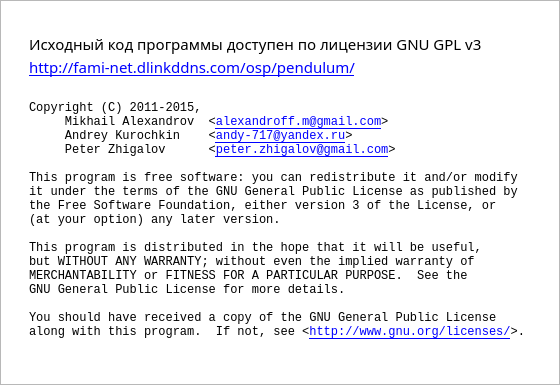
This is src/linux/license.ui in AlienCowEatCake/pendulum as Qt 5 draws it before an edit. The edited form follows.
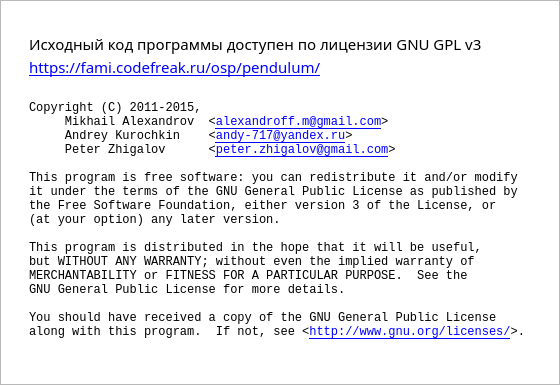
This is the edited form. Icons and pictures are not drawn.

Commit message: Поправил ссылки на проект и убрал скролл-поведение в окне с лицензией

What changed in the file:
```diff
--- a/src/linux/license.ui
+++ b/src/linux/license.ui
@@ -66,7 +66,7 @@
 &lt;td&gt;
 &lt;p style=&quot; margin-top:0px; margin-bottom:0px; margin-left:0px; margin-right:0px; -qt-block-indent:0; text-indent:0px;&quot;&gt;&lt;span style=&quot; font-family:monospace; font-size:9pt;&quot;&gt; &lt;/span&gt;&lt;/p&gt;
 &lt;p style=&quot; margin-top:12px; margin-bottom:0px; margin-left:0px; margin-right:0px; -qt-block-indent:0; text-indent:0px;&quot;&gt;&lt;span style=&quot; font-family:sans-serif;  font-size:11pt;&quot;&gt;Исходный код программы доступен по лицензии GNU GPL v3&lt;/span&gt;&lt;/p&gt;
-&lt;p style=&quot; margin-top:1px; margin-bottom:0px; margin-left:0px; margin-right:0px; -qt-block-indent:0; text-indent:0px;&quot;&gt;&lt;span style=&quot; font-family:sans-serif;  font-size:11pt;&quot;&gt;&lt;a href=&quot;http://fami-net.dlinkddns.com/osp/pendulum/&quot;&gt;http://fami-net.dlinkddns.com/osp/pendulum/&lt;/a&gt;&lt;/span&gt;&lt;/p&gt;
+&lt;p style=&quot; margin-top:1px; margin-bottom:0px; margin-left:0px; margin-right:0px; -qt-block-indent:0; text-indent:0px;&quot;&gt;&lt;span style=&quot; font-family:sans-serif;  font-size:11pt;&quot;&gt;&lt;a href=&quot;https://fami.codefreak.ru/osp/pendulum/&quot;&gt;https://fami.codefreak.ru/osp/pendulum/&lt;/a&gt;&lt;/span&gt;&lt;/p&gt;
 &lt;p style=&quot; margin-top:0px; margin-bottom:0px; margin-left:0px; margin-right:0px; -qt-block-indent:0; text-indent:0px;&quot;&gt;&lt;span style=&quot; font-family:monospace; font-size:9pt;&quot;&gt; &lt;/span&gt;&lt;/p&gt;
 &lt;p style=&quot; margin-top:9px; margin-bottom:0px; margin-left:0px; margin-right:0px; -qt-block-indent:0; text-indent:0px;&quot;&gt;&lt;span style=&quot; font-family:monospace; font-size:9pt;&quot;&gt;Copyright (C) 2011-2015,&lt;/span&gt;&lt;/p&gt;
 &lt;p style=&quot; margin-top:0px; margin-bottom:0px; margin-left:0px; margin-right:0px; -qt-block-indent:0; text-indent:0px;&quot;&gt;&lt;span style=&quot; font-family:monospace; font-size:9pt;&quot;&gt;     Mikhail Alexandrov  &amp;lt;&lt;a href=&quot;mailto:alexandroff.m@gmail.com&quot;&gt;alexandroff.m@gmail.com&lt;/a&gt;&amp;gt;&lt;/span&gt;&lt;/p&gt;
@@ -85,7 +85,7 @@
 &lt;p style=&quot; margin-top:0px; margin-bottom:0px; margin-left:0px; margin-right:0px; -qt-block-indent:0; text-indent:0px;&quot;&gt;&lt;span style=&quot; font-family:monospace; font-size:9pt;&quot;&gt; &lt;/span&gt;&lt;/p&gt;
 &lt;p style=&quot; margin-top:0px; margin-bottom:0px; margin-left:0px; margin-right:0px; -qt-block-indent:0; text-indent:0px;&quot;&gt;&lt;span style=&quot; font-family:monospace; font-size:9pt;&quot;&gt;You should have received a copy of the GNU General Public License&lt;/span&gt;&lt;/p&gt;
 &lt;p style=&quot; margin-top:0px; margin-bottom:0px; margin-left:0px; margin-right:0px; -qt-block-indent:0; text-indent:0px;&quot;&gt;&lt;span style=&quot; font-family:monospace; font-size:9pt;&quot;&gt;along with this program.  If not, see &amp;lt;&lt;a href=&quot;http://www.gnu.org/licenses/&quot;&gt;http://www.gnu.org/licenses/&lt;/a&gt;&amp;gt;.&lt;/span&gt;&lt;/p&gt;
-&lt;p style=&quot; margin-top:12px; margin-bottom:12px; margin-left:0px; margin-right:0px; -qt-block-indent:0; text-indent:0px;&quot;&gt;&lt;span style=&quot; font-family:sans-serif; font-size:8pt;&quot;&gt;  &lt;/span&gt;&lt;/p&gt;&lt;/td&gt;
+&lt;p style=&quot; margin-top:0px; margin-bottom:0px; margin-left:0px; margin-right:0px; -qt-block-indent:0; text-indent:0px;&quot;&gt;&lt;span style=&quot; font-family:sans-serif; font-size:8pt;&quot;&gt;  &lt;/span&gt;&lt;/p&gt;&lt;/td&gt;
 &lt;td width=&quot;20&quot;&gt;&lt;/td&gt;&lt;/tr&gt;&lt;/table&gt;&lt;/body&gt;&lt;/html&gt;</string>
     </property>
    </widget>
```
The commit also changes 1 other file.
